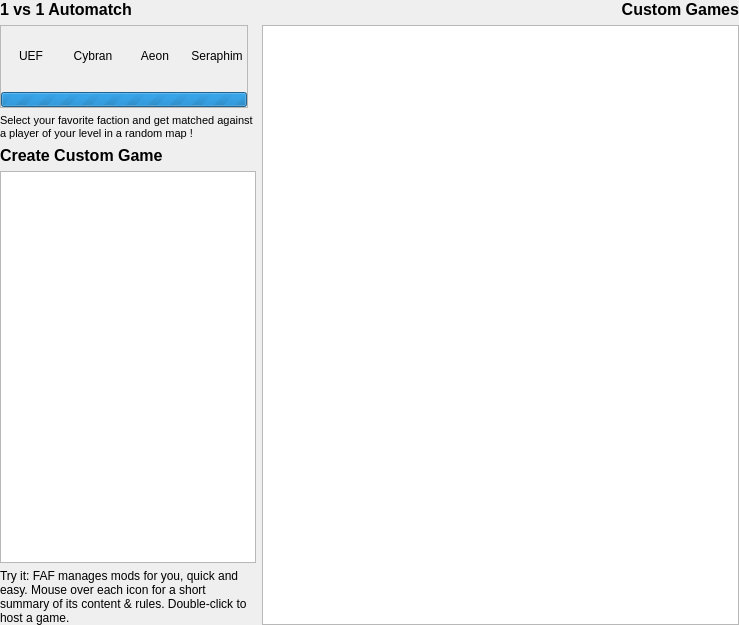
Before: the Qt Designer form src/_res/games/games.ui in FAForever/client, drawn with Qt 5.
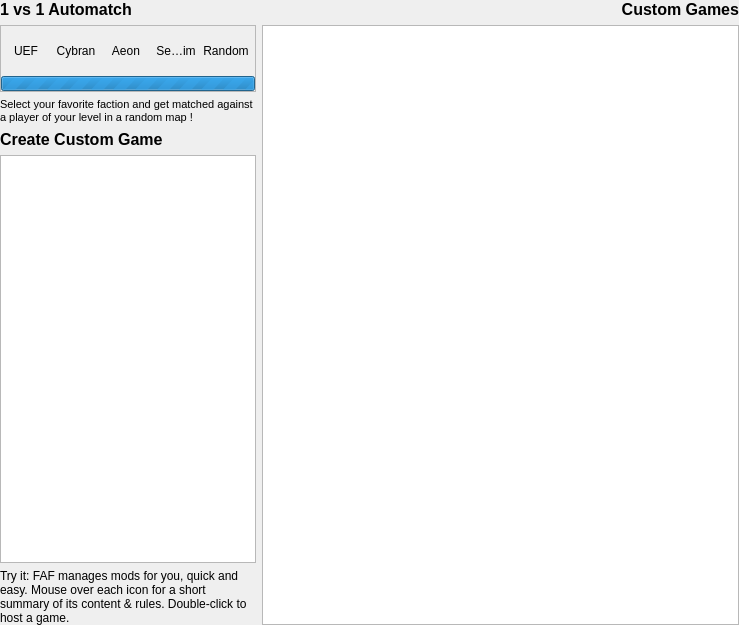
After: the same form once the commit is applied.

Commit message: Random faction for 1v1 matchmaker.

Diff of the .ui file:
```diff
--- a/src/_res/games/games.ui
+++ b/src/_res/games/games.ui
@@ -71,7 +71,7 @@
         <property name="minimumSize">
          <size>
           <width>50</width>
-          <height>80</height>
+          <height>60</height>
          </size>
         </property>
         <property name="frameShape">
@@ -80,20 +80,17 @@
         <property name="frameShadow">
          <enum>QFrame::Plain</enum>
         </property>
-        <layout class="QVBoxLayout" name="verticalLayout_3">
-         <property name="sizeConstraint">
-          <enum>QLayout::SetFixedSize</enum>
-         </property>
+        <layout class="QGridLayout" name="gridLayout">
          <property name="margin">
           <number>0</number>
          </property>
-         <item>
-          <layout class="QHBoxLayout" name="rankedButtonLayout">
+         <property name="spacing">
+          <number>0</number>
+         </property>
+         <item row="0" column="0">
+          <layout class="QHBoxLayout" name="horizontalLayout_2">
            <property name="spacing">
-            <number>2</number>
-           </property>
-           <property name="sizeConstraint">
-            <enum>QLayout::SetDefaultConstraint</enum>
+            <number>0</number>
            </property>
            <item>
             <widget class="QToolButton" name="rankedUEF">
@@ -105,14 +102,14 @@
              </property>
              <property name="minimumSize">
               <size>
-               <width>60</width>
-               <height>60</height>
+               <width>50</width>
+               <height>50</height>
               </size>
              </property>
              <property name="maximumSize">
               <size>
-               <width>60</width>
-               <height>60</height>
+               <width>50</width>
+               <height>50</height>
               </size>
              </property>
              <property name="focusPolicy">
@@ -157,14 +154,14 @@
              </property>
              <property name="minimumSize">
               <size>
-               <width>60</width>
-               <height>60</height>
+               <width>50</width>
+               <height>50</height>
               </size>
              </property>
              <property name="maximumSize">
               <size>
-               <width>60</width>
-               <height>60</height>
+               <width>50</width>
+               <height>50</height>
               </size>
              </property>
              <property name="focusPolicy">
@@ -209,14 +206,14 @@
              </property>
              <property name="minimumSize">
               <size>
-               <width>60</width>
-               <height>60</height>
+               <width>50</width>
+               <height>50</height>
               </size>
              </property>
              <property name="maximumSize">
               <size>
-               <width>60</width>
-               <height>60</height>
+               <width>50</width>
+               <height>50</height>
               </size>
              </property>
              <property name="focusPolicy">
@@ -261,14 +258,14 @@
              </property>
              <property name="minimumSize">
               <size>
-               <width>60</width>
-               <height>60</height>
+               <width>50</width>
+               <height>50</height>
               </size>
              </property>
              <property name="maximumSize">
               <size>
-               <width>60</width>
-               <height>60</height>
+               <width>50</width>
+               <height>50</height>
               </size>
              </property>
              <property name="focusPolicy">
@@ -303,9 +300,61 @@
              </property>
             </widget>
            </item>
+           <item>
+            <widget class="QToolButton" name="rankedRandom">
+             <property name="sizePolicy">
+              <sizepolicy hsizetype="Fixed" vsizetype="Fixed">
+               <horstretch>0</horstretch>
+               <verstretch>0</verstretch>
+              </sizepolicy>
+             </property>
+             <property name="minimumSize">
+              <size>
+               <width>50</width>
+               <height>50</height>
+              </size>
+             </property>
+             <property name="maximumSize">
+              <size>
+               <width>50</width>
+               <height>50</height>
+              </size>
+             </property>
+             <property name="focusPolicy">
+              <enum>Qt::NoFocus</enum>
+             </property>
+             <property name="toolTip">
+              <string>Random Faction Ranked Match</string>
+             </property>
+             <property name="autoFillBackground">
+              <bool>false</bool>
+             </property>
+             <property name="text">
+              <string>Random</string>
+             </property>
+             <property name="iconSize">
+              <size>
+               <width>50</width>
+               <height>50</height>
+              </size>
+             </property>
+             <property name="checkable">
+              <bool>true</bool>
+             </property>
+             <property name="toolButtonStyle">
+              <enum>Qt::ToolButtonIconOnly</enum>
+             </property>
+             <property name="autoRaise">
+              <bool>true</bool>
+             </property>
+             <property name="arrowType">
+              <enum>Qt::NoArrow</enum>
+             </property>
+            </widget>
+           </item>
           </layout>
          </item>
-         <item>
+         <item row="1" column="0">
           <widget class="QProgressBar" name="searchProgress">
            <property name="font">
             <font>
```
The commit also changes 6 other files.
